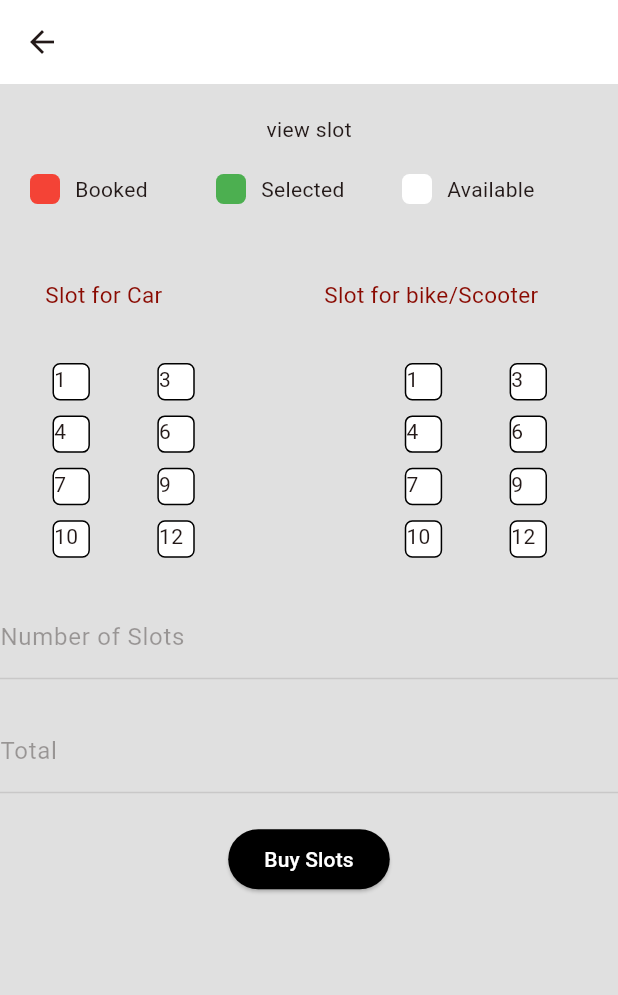
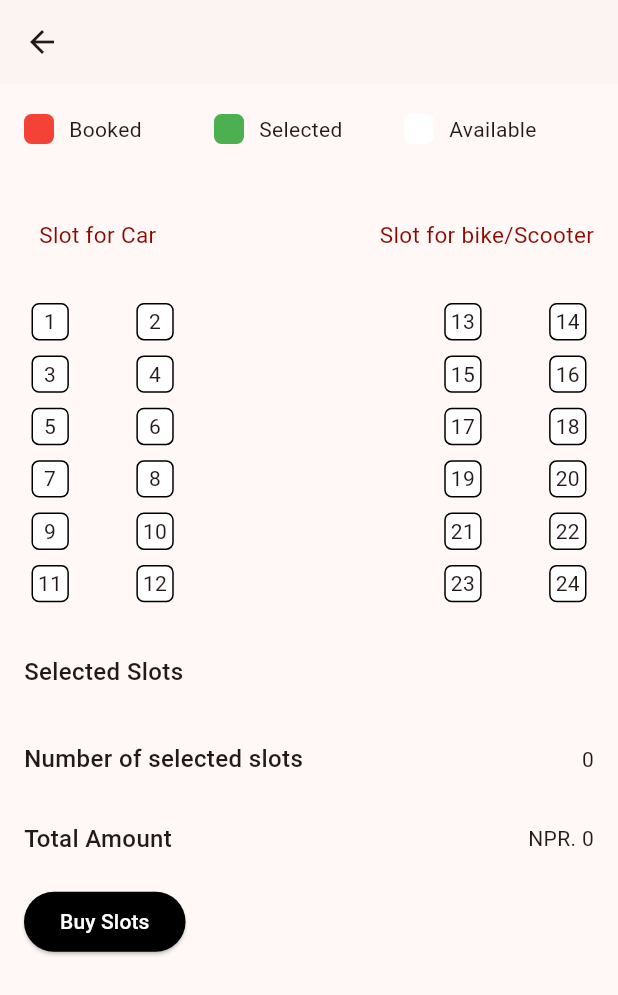
Before and after one commit to PratimaStha/Parking-App, a Flutter app: the selectslot screen opened directly, on a phone screen of 412 x 824 dp. Shown: the top 995 px of the screen. Run offline on Flutter 3.47's test engine with Material 3 defaults, Android fonts, the phone set to English and light mode, and no system bars; our stand-ins replace google_nav_bar.

Commit message:
booking of parking slot refactor and managed well

```diff
--- a/flutter_parking/lib/models/location.model.dart
+++ b/flutter_parking/lib/models/location.model.dart
@@ -51,7 +51,7 @@ class _ModelLocationState extends State<ModelLocation> {
                         borderRadius: BorderRadius.circular(8.0),
                         borderSide: BorderSide.none),
                     labelText: 'Search',
-                    suffixIcon: Icon(Icons.search)),
+                    suffixIcon: const Icon(Icons.search)),
               ),
               const SizedBox(
                 height: 20,
@@ -75,7 +75,10 @@ class _ModelLocationState extends State<ModelLocation> {
                         Navigator.of(context).push(
                           MaterialPageRoute(
                             builder: (context) {
-                              return selectslot();
+                              return selectslot(
+                                locationName: addresslist[index].address,
+                                parkingName: addresslist[index].name,
+                              );
                             },
                           ),
                         );
--- a/flutter_parking/lib/pages/booked.dart
+++ b/flutter_parking/lib/pages/booked.dart
@@ -1,15 +1,22 @@
+// ignore_for_file: public_member_api_docs, sort_constructors_first
 import 'package:flutter/material.dart';
-import 'package:flutter/services.dart';
 import 'package:flutter_parking/pages/payment.dart';
 
 class selectslot extends StatefulWidget {
-  const selectslot({super.key});
+  final String? parkingName;
+  final String? locationName;
+  const selectslot({
+    Key? key,
+    this.parkingName,
+    this.locationName,
+  }) : super(key: key);
 
   @override
   State<selectslot> createState() => _selectslotState();
 }
 
 class _selectslotState extends State<selectslot> {
+  List<String> selectedSlotIndex = <String>[];
   var countseatleft = 3 * 4;
   //var countSeatCenter = 4 * 10;
   var countseatright = 3 * 4;
@@ -24,7 +31,9 @@ class _selectslotState extends State<selectslot> {
       //isListSeatCenter: false,
       isListSeatRight: false,
       count: countseatleft,
-        side: "l");
+      side: "l",
+      startingIndex: 0,
+    );
     // initseatvaluetolist(
     //     isListSeatLeft: false,
     //     //isListSeatCenter: true,
@@ -36,21 +45,25 @@ class _selectslotState extends State<selectslot> {
       //isListSeatCenter: false,
       isListSeatRight: true,
       count: countseatright,
-        side: "r");
+      side: "r",
+      startingIndex: 12,
+    );
     setVisiblitySeat();
     super.initState();
   }
 
-  initseatvaluetolist(
-      {bool isListSeatLeft = true,
+  initseatvaluetolist({
+    bool isListSeatLeft = true,
     bool isListSeatRight = true,
     //bool isListSeatCenter = true,
-      count,
-      side}) {
-    var objectdata;
-    for (int i = 0; i < count; i++) {
+    int count = 0,
+    String? side,
+    int startingIndex = 0,
+  }) {
+    Map<String, dynamic> objectdata;
+    for (int i = startingIndex; i < count + startingIndex; i++) {
       objectdata = {
-        "id": side + "${i + 1}",
+        "id": "${i + 1}",
         "isBooked": false,
         "isAvailable": true,
         "isSelected": false,
@@ -89,13 +102,13 @@ class _selectslotState extends State<selectslot> {
   }
 
   setSelectedToBooked() {
-    listSeatLeft.forEach((seat) {
+    for (var seat in listSeatLeft) {
       if (seat["isSelected"]) {
         setState(() {
           seat["isBooked"] = true;
         });
       }
-    });
+    }
     // listSeatCenter.forEach((seat) {
     //   if (seat["isSelected"]) {
     //     setState(() {
@@ -104,13 +117,13 @@ class _selectslotState extends State<selectslot> {
     //   }
     // });
 
-    listSeatRight.forEach((seat) {
+    for (var seat in listSeatRight) {
       if (seat["isSelected"]) {
         setState(() {
           seat["isBooked"] = true;
         });
       }
-    });
+    }
     //this function to loop every side of seat, from selected to booked, u also can this function to send to u'r serves side
   }
 
@@ -120,27 +133,28 @@ class _selectslotState extends State<selectslot> {
       top: true,
       child: Scaffold(
         appBar: AppBar(
-          backgroundColor: Colors.white,
+          title: Text(
+            widget.parkingName?.toUpperCase() ?? "",
+            style: const TextStyle(
+              fontSize: 18,
+              fontWeight: FontWeight.w600,
             ),
-        backgroundColor: Colors.black12,
+          ),
+          elevation: 0.5,
+        ),
+        // backgroundColor: Colors.black12,
         body: Container(
+          padding: const EdgeInsets.symmetric(horizontal: 16),
           width: MediaQuery.of(context).size.width,
           child: Column(
-            crossAxisAlignment: CrossAxisAlignment.center,
+            crossAxisAlignment: CrossAxisAlignment.start,
             children: [
-              SizedBox(height: 20),
-              Container(
-                child: Text("view slot"),
-              ),
-              SizedBox(
+              const SizedBox(
                 height: 20,
               ),
-              Container(
-                margin: EdgeInsets.symmetric(horizontal: 20),
-                child: Row(
+              Row(
                 children: [
                   Expanded(
-                        child: Container(
                       child: Row(children: [
                     Container(
                       width: 20,
@@ -151,16 +165,15 @@ class _selectslotState extends State<selectslot> {
                       ),
                     ),
                     Container(
-                          margin: EdgeInsets.only(left: 10),
-                          child: Text(
+                      margin: const EdgeInsets.only(left: 10),
+                      child: const Text(
                         "Booked",
                       ),
                     ),
-                      ]),
-                    )),
+                  ])),
                   Expanded(
-                        child: Container(
-                      child: Row(children: [
+                    child: Row(
+                      children: [
                         Container(
                           width: 20,
                           height: 20,
@@ -170,15 +183,15 @@ class _selectslotState extends State<selectslot> {
                           ),
                         ),
                         Container(
-                          margin: EdgeInsets.only(left: 10),
-                          child: Text(
+                          margin: const EdgeInsets.only(left: 10),
+                          child: const Text(
                             "Selected",
                           ),
                         ),
-                      ]),
-                    )),
+                      ],
+                    ),
+                  ),
                   Expanded(
-                      child: Container(
                     child: Row(
                       children: [
                         Container(
@@ -190,32 +203,26 @@ class _selectslotState extends State<selectslot> {
                           ),
                         ),
                         Container(
-                              margin: EdgeInsets.only(left: 10),
-                              child: Text(
+                          margin: const EdgeInsets.only(left: 10),
+                          child: const Text(
                             "Available",
                           ),
                         ),
                       ],
                     ),
-                      ),
                   )
                 ],
               ),
-              ),
-              SizedBox(
+              const SizedBox(
                 height: 50,
                 // width: 150,
               ),
+              Row(
+                mainAxisAlignment: MainAxisAlignment.spaceBetween,
+                children: [
                   Container(
-                margin: EdgeInsets.symmetric(horizontal: 20),
-                child: Row(
-                  children: [
-                    Expanded(
-                        child: Container(
-                      child: Row(children: [
-                        Container(
-                          margin: EdgeInsets.only(left: 10),
-                          child: Text(
+                    margin: const EdgeInsets.only(left: 10),
+                    child: const Text(
                       "Slot for Car",
                       style: TextStyle(
                         color: Color.fromARGB(255, 138, 10, 1),
@@ -224,14 +231,9 @@ class _selectslotState extends State<selectslot> {
                       ),
                     ),
                   ),
-                      ]),
-                    )),
-                    Expanded(
-                        child: Container(
-                      child: Row(children: [
                   Container(
-                          margin: EdgeInsets.only(left: 10),
-                          child: Text(
+                    margin: const EdgeInsets.only(left: 10),
+                    child: const Text(
                       "Slot for bike/Scooter",
                       style: TextStyle(
                         color: Color.fromARGB(255, 138, 10, 1),
@@ -240,63 +242,99 @@ class _selectslotState extends State<selectslot> {
                       ),
                     ),
                   ),
-                      ]),
-                    )),
                 ],
               ),
-              ),
-              SizedBox(
+              const SizedBox(
                 height: 30,
                 // width: 150,
               ),
-              Container(
-                margin: EdgeInsets.symmetric(horizontal: 10),
-                //height: 100,
+              SizedBox(
                 width: MediaQuery.of(context).size.width,
                 child: Row(
                   crossAxisAlignment: CrossAxisAlignment.start,
+                  mainAxisAlignment: MainAxisAlignment.spaceBetween,
                   children: [
-                    // Text('Slot for car'),
-                    SizedBox(
-                      //  height: 100,
-                      width: 20,
-                    ),
-
                     widgetSeat(listSeatLeft, false),
-
-                    // Expanded(
-                    //   child: widgetSeat(listSeatCenter, true),
-                    // ),
-                    SizedBox(
-                      width: 130,
-                    ),
                     widgetSeat(listSeatRight, false),
                   ],
                 ),
               ),
-              SizedBox(
-                height: 20,
+              const SizedBox(
+                height: 30,
               ),
-              const TextField(
-                enabled: false,
-                decoration: InputDecoration(
-                  border: UnderlineInputBorder(),
-                  labelText: 'Number of Slots ',
-                  //  hintText: 'Number of Slots',
+              Column(
+                crossAxisAlignment: CrossAxisAlignment.start,
+                children: [
+                  const Text(
+                    "Selected Slots",
+                    style: TextStyle(
+                      fontSize: 16,
+                      fontWeight: FontWeight.w500,
                     ),
                   ),
-              SizedBox(
-                height: 20,
+                  const SizedBox(
+                    height: 5,
                   ),
-              const TextField(
-                enabled: false,
-                decoration: InputDecoration(
-                  border: UnderlineInputBorder(),
-                  labelText: 'Total ',
-                  // hintText: 'No of Slots',
+                  Wrap(
+                    direction: Axis.horizontal,
+                    runSpacing: 4,
+                    spacing: 4,
+                    children: List.generate(
+                      selectedSlotIndex.length,
+                      (index) => FittedBox(
+                        child: Text(
+                          "${selectedSlotIndex[index]}, ",
                         ),
                       ),
-              SizedBox(
+                    ).toList(),
+                  ),
+                ],
+              ),
+              const SizedBox(
+                height: 30,
+              ),
+              Row(
+                mainAxisAlignment: MainAxisAlignment.spaceBetween,
+                children: [
+                  const Text(
+                    "Number of selected slots",
+                    style: TextStyle(
+                      fontSize: 16,
+                      fontWeight: FontWeight.w500,
+                    ),
+                  ),
+                  Text(
+                    selectedSlotIndex.length.toString(),
+                    style: const TextStyle(
+                      fontSize: 14,
+                      fontWeight: FontWeight.w400,
+                    ),
+                  ),
+                ],
+              ),
+              const SizedBox(
+                height: 30,
+              ),
+              Row(
+                mainAxisAlignment: MainAxisAlignment.spaceBetween,
+                children: [
+                  const Text(
+                    "Total Amount",
+                    style: TextStyle(
+                      fontSize: 16,
+                      fontWeight: FontWeight.w500,
+                    ),
+                  ),
+                  Text(
+                    "NPR. ${selectedSlotIndex.length * 10}",
+                    style: const TextStyle(
+                      fontSize: 14,
+                      fontWeight: FontWeight.w400,
+                    ),
+                  ),
+                ],
+              ),
+              const SizedBox(
                 height: 20,
               ),
               ElevatedButton(
@@ -308,16 +346,23 @@ class _selectslotState extends State<selectslot> {
                   Navigator.of(context).push(
                     MaterialPageRoute(
                       builder: (context) {
-                        return Parking();
+                        return Parking(
+                          parkingName: widget.parkingName,
+                          locationName: widget.locationName,
+                          slot: selectedSlotIndex,
+                          totalAmount: selectedSlotIndex.length * 10,
+                        );
                       },
                     ),
                   );
                   //    setSelectedToBooked();
                   // Parking();
                 },
-                child: Text(
+                child: const Text(
                   "Buy Slots",
-                  style: TextStyle(color: Colors.white),
+                  style: TextStyle(
+                    color: Colors.white,
+                  ),
                 ),
               ),
             ],
@@ -329,32 +374,31 @@ class _selectslotState extends State<selectslot> {
 
   // int num = 0;
   Widget widgetSeat(List dataSeat, bool isCenter) {
-    return Container(
+    return SizedBox(
       width: MediaQuery.of(context).size.width / 3.93,
       child: GridView.builder(
         shrinkWrap: true,
-        physics: NeverScrollableScrollPhysics(),
+        physics: const NeverScrollableScrollPhysics(),
         gridDelegate: SliverGridDelegateWithFixedCrossAxisCount(
-          crossAxisCount: isCenter ? 4 : 3,
+          crossAxisCount: isCenter ? 4 : 2,
           childAspectRatio: isCenter ? 1 : 1,
+          crossAxisSpacing: 35,
         ),
         itemCount: dataSeat.length,
         itemBuilder: (BuildContext context, int index) {
-          return Visibility(
-            visible: dataSeat[index]["isVisible"],
-            child: GestureDetector(
+          return GestureDetector(
             onTap: () {
               setState(() {
-                  dataSeat[index]["isSelected"] =
-                      !dataSeat[index]["isSelected"];
-
-                  //num++;
+                dataSeat[index]["isSelected"] = !dataSeat[index]["isSelected"];
+                if (selectedSlotIndex.contains(dataSeat[index]["id"])) {
+                  selectedSlotIndex.remove(dataSeat[index]["id"]);
+                } else {
+                  selectedSlotIndex.add(dataSeat[index]["id"]);
+                }
               });
             },
             child: Container(
-                child: Text("${index + 1}"),
-                margin: EdgeInsets.all(5),
-                width: 20,
+              margin: const EdgeInsets.all(5),
               height: 20,
               decoration: BoxDecoration(
                 color: dataSeat[index]["isBooked"]
@@ -367,6 +411,11 @@ class _selectslotState extends State<selectslot> {
                 ),
                 borderRadius: BorderRadius.circular(5),
               ),
+              child: Center(
+                child: Text(
+                  dataSeat[index]["id"],
+                  textAlign: TextAlign.center,
+                ),
               ),
             ),
           );
--- a/flutter_parking/lib/pages/payment.dart
+++ b/flutter_parking/lib/pages/payment.dart
@@ -1,18 +1,24 @@
+// ignore_for_file: public_member_api_docs, sort_constructors_first
 import 'package:flutter/material.dart';
 
-class Parking extends StatefulWidget {
-  const Parking({super.key});
+class Parking extends StatelessWidget {
+  final int? totalAmount;
+  final List<String>? slot;
+  final String? parkingName;
+  final String? locationName;
+  const Parking({
+    Key? key,
+    this.totalAmount = 0,
+    this.parkingName,
+    this.locationName,
+    this.slot,
+  }) : super(key: key);
 
-  @override
-  State<Parking> createState() => _ParkingState();
-}
-
-class _ParkingState extends State<Parking> {
   @override
   Widget build(BuildContext context) {
     return Scaffold(
       appBar: AppBar(
-        title: Text(
+        title: const Text(
           "Payment",
           style: TextStyle(color: Colors.black),
         ),
@@ -25,27 +31,39 @@ class _ParkingState extends State<Parking> {
               children: [
                 ListTile(
                   // leading: CircleAvatar(child: Text('A')),
-                  title: Text('Parking Name'),
-                  subtitle: Text('ftfj'),
+                  title: const Text('Parking Name'),
+                  subtitle: Text(parkingName ?? ""),
                   // trailing: Icon(Icons.favorite_rounded),
                 ),
                 // Divider(height: 0),
                 ListTile(
                   // leading: CircleAvatar(child: Text('B')),
-                  title: Text('Location'),
-                  subtitle: Text("yuftufjg"),
+                  title: const Text('Location'),
+                  subtitle: Text(locationName ?? ""),
                   // //    'Longer supporting text to demonstrate how the text wraps and how the leading and trailing widgets are centered vertically with the text.'),
                   // trailing: Icon(Icons.favorite_rounded),
                 ),
                 ListTile(
                   // leading: CircleAvatar(child: Text('B')),
-                  title: Text('Slots'),
-                  subtitle: Text("1 3 4"),
+                  title: const Text('Slots'),
+                  subtitle: Wrap(
+                    direction: Axis.horizontal,
+                    runSpacing: 4,
+                    spacing: 4,
+                    children: List.generate(
+                      slot?.length ?? 0,
+                      (index) => FittedBox(
+                        child: Text(
+                          "${slot?[index]}, ",
+                        ),
+                      ),
+                    ).toList(),
+                  ),
                 ),
                 ListTile(
                   // leading: CircleAvatar(child: Text('B')),
-                  title: Text('Total Price'),
-                  subtitle: Text("500"),
+                  title: const Text('Total Price'),
+                  subtitle: Text(totalAmount.toString()),
                 ),
               ],
             ),
@@ -58,7 +76,7 @@ class _ParkingState extends State<Parking> {
               ), // background
 
               onPressed: () {},
-              child: Text(
+              child: const Text(
                 "Payment through khalti",
                 style: TextStyle(color: Colors.white),
               ),
--- a/flutter_parking/lib/pages/search.dart
+++ /dev/null
@@ -1,16 +0,0 @@
-import 'package:flutter/material.dart';
-
-
-class Search extends StatefulWidget {
-  const Search({super.key});
-
-  @override
-  State<Search> createState() => _SearchState();
-}
-
-class _SearchState extends State<Search> {
-  @override
-  Widget build(BuildContext context) {
-    return const Placeholder();
-  }
-}
```
Also changed, not shown: 2 other files. Lines whose indentation alone changed are shown as unchanged.
